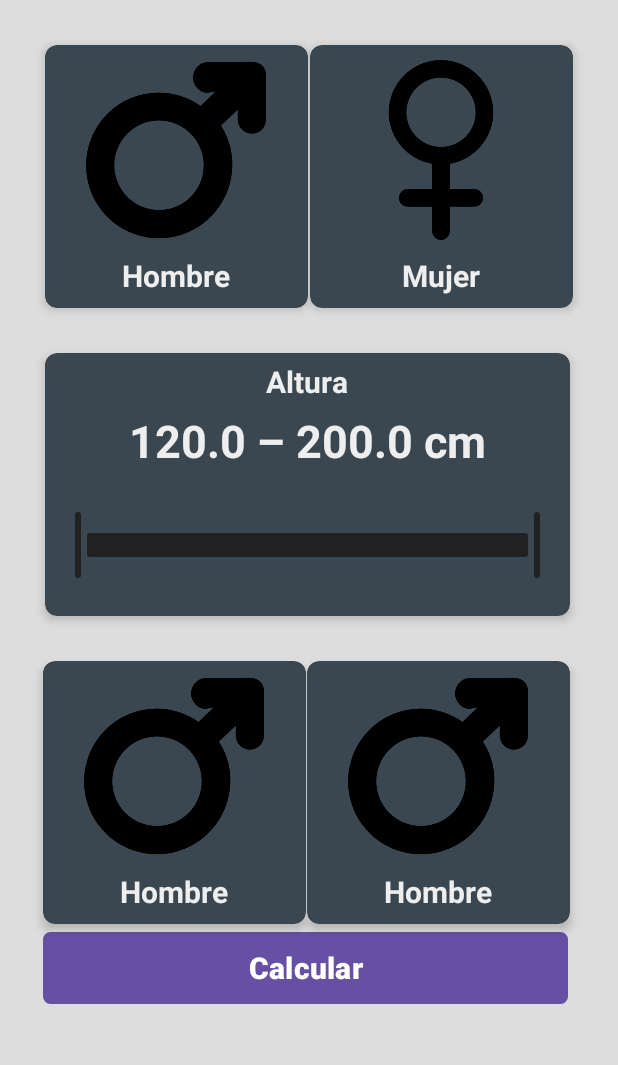
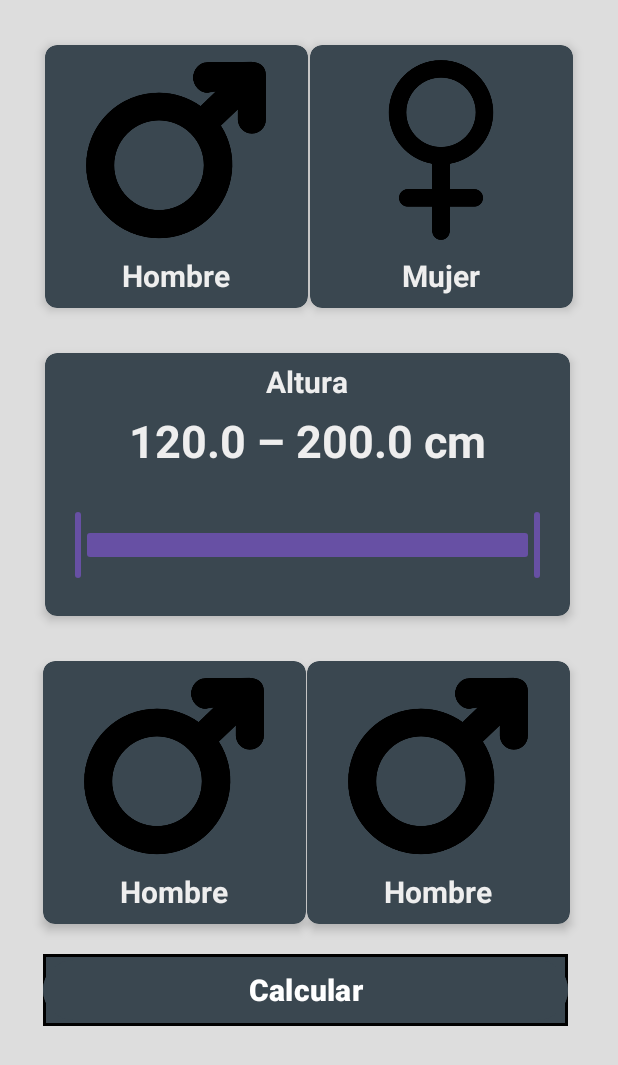
Before and after one commit to guillemulass/IMC_Calculadoras, an Android app: the screen it shows after launch (CalculadoraIMC), after a tap on "CalculadoraIMC", on a phone screen of 412 x 824 dp. Shown: the top 1065 px of the screen. Run offline under Robolectric (Android 15) with nearby library versions, the phone set to English and light mode, and no system bars.

Commit message:
BtnCalc()

```diff
--- a/app/src/main/java/com/gmulbat1301/imc_calculadoras/CalculadoraIMC.kt
+++ b/app/src/main/java/com/gmulbat1301/imc_calculadoras/CalculadoraIMC.kt
@@ -4,19 +4,26 @@ import androidx.appcompat.app.AppCompatActivity
 import android.os.Bundle
 import android.widget.Button
 import android.widget.TextView
+import android.widget.Toast
 import com.google.android.material.slider.RangeSlider
 import com.google.android.material.slider.Slider
+import java.text.DecimalFormat
 
+//el boton se ve to raro, hay q hacer lo d los kilos y la edad, hay q poner boton salir,terminar calcular,etc.
 class CalculadoraIMC : AppCompatActivity() {
 
     lateinit var slider : RangeSlider
     lateinit var txtCm : TextView
     lateinit var btnCalc : Button
+    //var para probar btnCalc
+    var peso : Double = 60.0
+
     override fun onCreate(savedInstanceState: Bundle?) {
         super.onCreate(savedInstanceState)
         setContentView(R.layout.activity_calculadora_imc)
 
         initComponents()
+        initListeners()
         updatetxtCm()
     }
     fun initComponents(){
@@ -29,7 +36,14 @@ class CalculadoraIMC : AppCompatActivity() {
         btnCalc= findViewById(R.id.btn_Calc)
     }
 
+    fun initListeners( ){
+        btnCalc.setOnClickListener {
+            btnCalc()
+        }
+    }
+
     fun updatetxtCm() {
+        //esto g puede mete en un listener en vd
         slider.addOnChangeListener { slider,value,fromUser ->
             val valueText = String.format("%.1f - %.1f cm", slider.values[0], slider.values[1],)
             txtCm.text = valueText
@@ -37,6 +51,10 @@ class CalculadoraIMC : AppCompatActivity() {
     }
 
     fun btnCalc() {
-        btnCalc.setOnClickListener { println() }
+        val alturamedia = ((slider.values[0]/100) + (slider.values[1] /100))/2
+        val IMC = (peso / (alturamedia*alturamedia))
+        val df = DecimalFormat("#.##")
+        var IMCaMostrar = df.format(IMC)
+        Toast.makeText(this, IMCaMostrar,Toast.LENGTH_LONG).show()
     }
 }
--- a/app/src/main/res/drawable/boton_cuadrado.xml
+++ /dev/null
@@ -1,9 +0,0 @@
-<?xml version="1.0" encoding="utf-8"?>
-<shape xmlns:android="http://schemas.android.com/apk/res/android"
-    android:shape="rectangle">
-    <gradient android:startColor="#FFFFFF"
-        android:endColor="#00FF00"
-        android:angle="270" />
-    <corners android:radius="3dp" />
-    <stroke android:width="5px" android:color="#000000" />
-</shape>
--- /dev/null
+++ b/app/src/main/res/drawable/btn_calc.xml
@@ -0,0 +1,20 @@
+<selector xmlns:android="http://schemas.android.com/apk/res/android">
+    <item android:state_pressed="true">
+        <shape>
+            <solid android:color="@color/black" />
+            <stroke
+                android:width="2dp"
+            android:color="#000000" />
+            <corners android:radius="0dp" />
+        </shape>
+    </item>
+    <item>
+        <shape>
+            <solid android:color="#3A4750" />
+            <stroke
+                android:width="2dp"
+            android:color="#000000" />
+            <corners android:radius="0dp" />
+        </shape>
+    </item>
+</selector>
--- a/app/src/main/res/layout/activity_calculadora_imc.xml
+++ b/app/src/main/res/layout/activity_calculadora_imc.xml
@@ -143,7 +143,6 @@
                 android:layout_width="wrap_content"
                 android:layout_height="wrap_content"
                 android:layout_marginTop="25dp"
-                android:theme="@style/RangeSliderColor"
                 tools:ignore="SpeakableTextPresentCheck" />
         </LinearLayout>
     </androidx.cardview.widget.CardView>
@@ -243,7 +242,8 @@
         android:layout_height="wrap_content"
         app:layout_constraintTop_toBottomOf="@id/cardview4"
         app:layout_constraintStart_toStartOf="@id/cardview4"
-        android:layout_marginTop="5dp"
+        android:background="@drawable/btn_calc"
+        android:layout_marginTop="20dp"
         >
 
         <Button
@@ -253,7 +253,7 @@
             android:text="@string/calcular"
             android:textSize="20sp"
             android:textStyle="bold"
-            android:background="@drawable/boton_cuadrado"
+            android:backgroundTint="#3A4750"
             tools:ignore="MissingConstraints" />
 
 
--- a/app/src/main/res/values/rangeSliderColor.xml
+++ /dev/null
@@ -1,6 +0,0 @@
-<?xml version="1.0" encoding="utf-8"?>
-<resources>
-    <style name="RangeSliderColor" parent="Theme.AppCompat.Light.DarkActionBar">
-        <item name="colorAccent">@color/colorRangeSlider</item>
-    </style>
-</resources>
```
